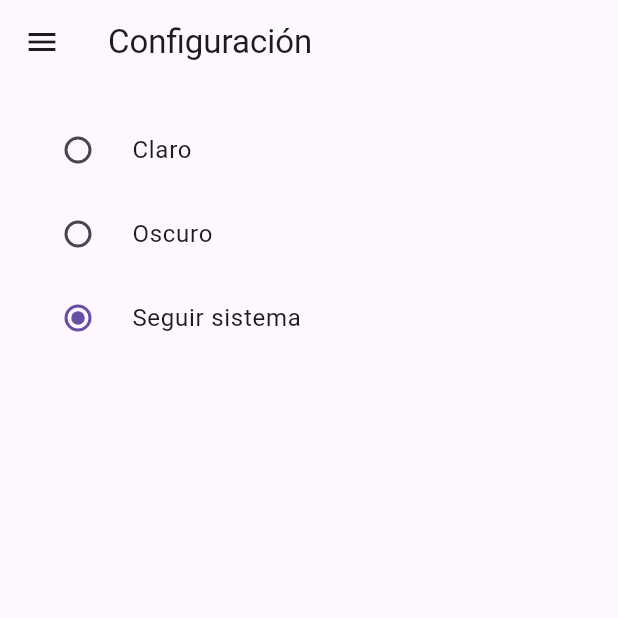
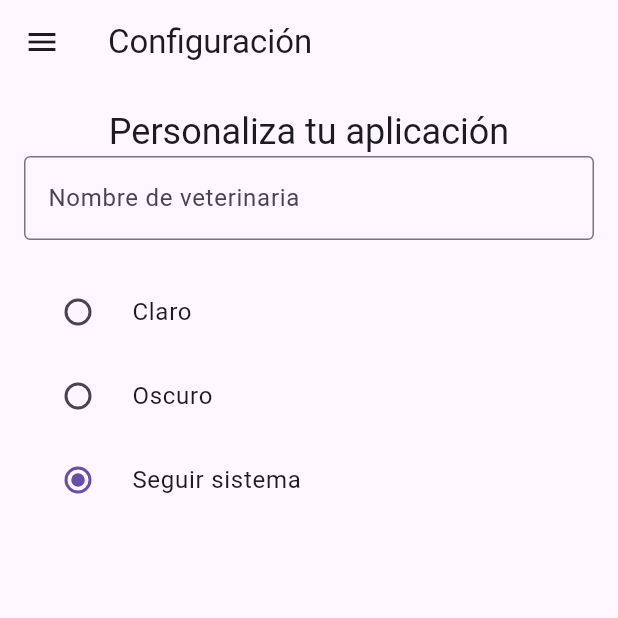
Before and after one commit to fdcirettg/flutter_calendario, a Flutter app: the ConfiguracionPage screen opened by its route, on a phone screen of 412 x 824 dp, the top half of it. Run offline on Flutter 3.47's test engine with Material 3 defaults, Android fonts, the phone set to English and light mode, and no system bars; our stand-ins replace get, go_router, shared_preferences; accounts and stored records are empty.

Commit message:
Agreamos campo de texto para nombre de veterinaria a configuración

```diff
--- /dev/null
+++ b/lib/app_text.dart
@@ -0,0 +1,16 @@
+import 'package:flutter/material.dart';
+
+class AppText extends StatelessWidget {
+  final String text;
+  final TextStyle? style;
+  const AppText({super.key, required this.text, this.style});
+
+  @override
+  Widget build(BuildContext context) {
+    return Text(
+      text,
+      style: style ?? Theme.of(context).textTheme.headlineMedium,
+      textAlign: TextAlign.center,
+    );
+  }
+}
--- a/lib/configuracion_page.dart
+++ b/lib/configuracion_page.dart
@@ -4,20 +4,41 @@ import 'settings_controller.dart';
 import 'app_scaffold.dart';
 import 'package:provider/provider.dart';
 import 'theme_provider.dart';
+import 'package:shared_preferences/shared_preferences.dart';
+import  'dart:io';
+import 'app_text.dart';
 
 class ConfiguracionPage extends StatelessWidget {
   ConfiguracionPage({super.key});
 
   final SettingsController settingsController = Get.put(SettingsController());
+  final TextEditingController textController = TextEditingController();
 
   @override
   Widget build(BuildContext context) {
     final themeProvider = Provider.of<ThemeProvider>(context);
+    _loadPersistedData();
     return AppScaffold(
       title: 'Configuración',
       body: Padding(
         padding: const EdgeInsets.all(16.0),
-        child: RadioGroup<ThemeMode>(
+        child:
+          ListView(
+            children: [
+              AppText(text: 'Personaliza tu aplicación', style: Theme.of(context).textTheme.headlineSmall),
+              TextField(
+                controller: textController,
+                  decoration: InputDecoration(
+                    labelText: 'Nombre de veterinaria',
+                    border: OutlineInputBorder(),
+                  ),
+                  onChanged: (value) {
+                  _saveCustomText(value);
+                },
+                ),
+
+              const SizedBox(height: 20),
+              RadioGroup<ThemeMode>(
                 groupValue: themeProvider.themeMode,
                 onChanged: (mode) => themeProvider.setTheme(mode!),
                 child: Column(
@@ -37,7 +58,18 @@ class ConfiguracionPage extends StatelessWidget {
                   ],
                 ),
               ),
+            ],
+          ),
     ),
     );
   }
+  void _saveCustomText(String text) async {
+    final prefs = await SharedPreferences.getInstance();
+    await prefs.setString('custom_text', text);
   }
+  void _loadPersistedData() async {
+    final prefs = await SharedPreferences.getInstance();
+    final savedText = prefs.getString('custom_text') ?? '';
+    textController.text = savedText;
+  }
+}
--- a/pubspec.yaml
+++ b/pubspec.yaml
@@ -12,6 +12,7 @@ dependencies:
   get: ^4.7.2
   go_router: ^16.2.1
   provider: ^6.1.5+1
+  shared_preferences: ^2.5.3
 
 dev_dependencies:
   flutter_test:
```
Lines whose indentation alone changed are shown as unchanged.
